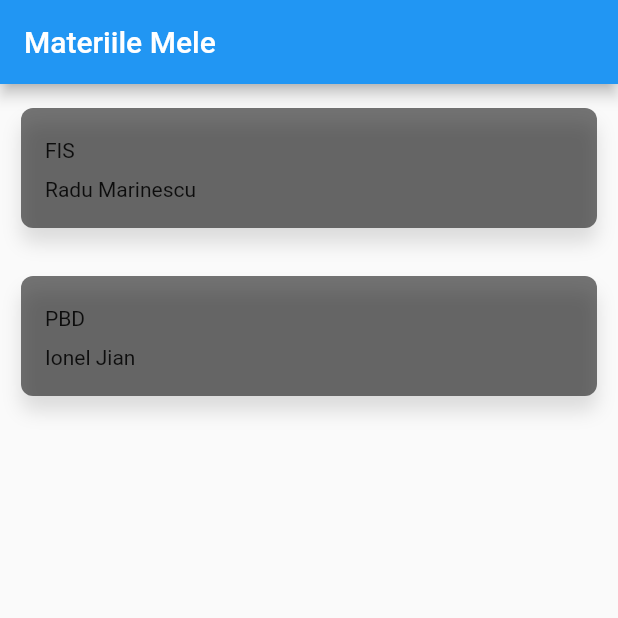
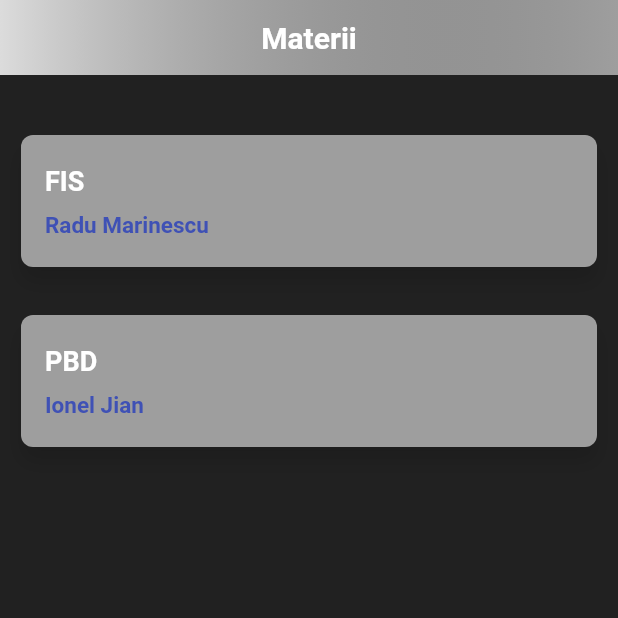
Before and after one commit to cadeca/vitele-mobile, a Flutter app: the screen it shows after launch, on a phone screen of 412 x 824 dp, the top half of it. Run offline on Flutter 3.47's test engine with Material 2 defaults, Android fonts, the phone set to English and light mode, and no system bars; Roboto replaces fonts that are missing (Poppins).

Commit message:
Improved subjects page

```diff
--- a/lib/subjects/subjectrow.dart
+++ b/lib/subjects/subjectrow.dart
@@ -2,30 +2,43 @@ import 'package:flutter/material.dart';
 import 'package:weasylearn/data/Subject.dart';
 
 class SubjectRow extends StatelessWidget {
-
-  Subject subject;
+  final Subject subject;
 
   SubjectRow({this.subject});
+
+  final headerTextStyle = TextStyle(
+    color: Colors.white,
+    fontSize: 18.0,
+    fontFamily: 'Poppins',
+    fontWeight: FontWeight.w600,
+  );
+
+  final subHeaderTextStyle = TextStyle(
+    fontFamily: 'Poppins',
+    color: Colors.indigo,
+    fontSize: 15.0,
+    fontWeight: FontWeight.w600,
+  );
 
   @override
   Widget build(BuildContext context) {
     return new Container(
-      height: 80.0,
+      height: 90.0,
       margin: const EdgeInsets.symmetric(
         vertical: 16.0,
         horizontal: 14.0,
       ),
       decoration: BoxDecoration(
-        color: Colors.black54,
+        color: Colors.grey,
         shape: BoxShape.rectangle,
         borderRadius: BorderRadius.circular(8.0),
         boxShadow: [
           BoxShadow(
             color: Colors.black12,
             blurRadius: 10.0,
-            offset: Offset(0.0, 10.0)
-          )
-        ]
+            offset: Offset(0.0, 10.0),
+          ),
+        ],
       ),
       child: Stack(
         children: [
@@ -38,10 +51,12 @@ class SubjectRow extends StatelessWidget {
                 Container(height: 4.0),
                 Text(
                   subject.code,
+                  style: headerTextStyle,
                 ),
                 Container(height: 10.0),
                 Text(
                   subject.teacher,
+                  style: subHeaderTextStyle,
                 ),
               ],
             ),
@@ -50,5 +65,4 @@ class SubjectRow extends StatelessWidget {
       ),
     );
   }
-
 }
--- a/lib/subjects/subjects.dart
+++ b/lib/subjects/subjects.dart
@@ -7,14 +7,19 @@ import 'dart:io';
 
 import 'package:weasylearn/data/Subject.dart';
 import 'package:weasylearn/subjects/subjectrow.dart';
+import 'package:weasylearn/utils/fancyappbar.dart';
 
 Future<List<Subject>> fetchSubjects() async {
   final response = await http.get(
     'localhost:8080/api/subject',
-    headers: {HttpHeaders.authorizationHeader: base64Encode(utf8.encode("student:student"))},
+    headers: {
+      HttpHeaders.authorizationHeader:
+          base64Encode(utf8.encode("student:student"))
+    },
   );
   final Iterable responseJson = jsonDecode(response.body);
-  List<Subject> subjects = List.from(responseJson).map((model) => Subject.fromJson(model)).toList();
+  List<Subject> subjects =
+      List.from(responseJson).map((model) => Subject.fromJson(model)).toList();
   return subjects;
 }
 
@@ -23,11 +28,9 @@ class SubjectsWidget extends StatefulWidget {
   State<StatefulWidget> createState() {
     return _SubjectsWidgetState(subjects: Subject.generateTestData());
   }
-
 }
 
 class _SubjectsWidgetState extends State<SubjectsWidget> {
-
   List<Subject> subjects;
 
   _SubjectsWidgetState({this.subjects});
@@ -37,20 +40,38 @@ class _SubjectsWidgetState extends State<SubjectsWidget> {
     return MaterialApp(
       title: "Materii",
       home: Scaffold(
-        appBar: AppBar(
-          title: Text("Materiile Mele"),
-        ),
-        body: ListView.builder(
-            itemCount: subjects.length,
-            itemBuilder: (context, index) {
-              final item = subjects[index];
-              return SubjectRow(
-                subject: item,
-              );
-            },
+        body: Column(
+          children: [
+            FancyAppBar(
+              title: "Materii",
+            ),
+            Expanded(
+              child: Container(
+                height: MediaQuery.of(context).size.height,
+                width: MediaQuery.of(context).size.width,
+                color: Colors.black87,
+                child: new CustomScrollView(
+                  scrollDirection: Axis.vertical,
+                  slivers: <Widget>[
+                    SliverPadding(
+                      padding: EdgeInsets.symmetric(vertical: 24.0),
+                      sliver: SliverFixedExtentList(
+                        itemExtent: 120.0,
+                        delegate: SliverChildBuilderDelegate(
+                          (context, index) => SubjectRow(
+                            subject: subjects[index],
+                          ),
+                          childCount: subjects.length,
+                        ),
+                      ),
+                    ),
+                  ],
+                ),
+              ),
+            ),
+          ],
         ),
       ),
     );
   }
-
 }
--- /dev/null
+++ b/lib/utils/fancyappbar.dart
@@ -0,0 +1,41 @@
+import 'package:flutter/material.dart';
+
+class FancyAppBar extends StatelessWidget {
+
+  final String title;
+
+  FancyAppBar({this.title});
+
+  @override
+  Widget build(BuildContext context) {
+    final double statusBarHeight = MediaQuery.of(context).padding.top;
+
+    return new Container(
+      padding: new EdgeInsets.only(top: statusBarHeight),
+      height: statusBarHeight + 50.0,
+      child: new Center(
+        child: new Text(
+          title,
+          style: const TextStyle(
+            color: Colors.white,
+            fontFamily: 'Poppins',
+            fontWeight: FontWeight.w600,
+            fontSize: 20.0,
+          ),
+        ),
+      ),
+      decoration: new BoxDecoration(
+        gradient: new LinearGradient(
+          colors: [
+            Colors.black12,
+            Colors.grey,
+          ],
+          begin: const FractionalOffset(0.0, 0.0),
+          end: const FractionalOffset(1.0, 0.0),
+          stops: [0.0, 1.0],
+          tileMode: TileMode.clamp,
+        ),
+      ),
+    );
+  }
+}
```
